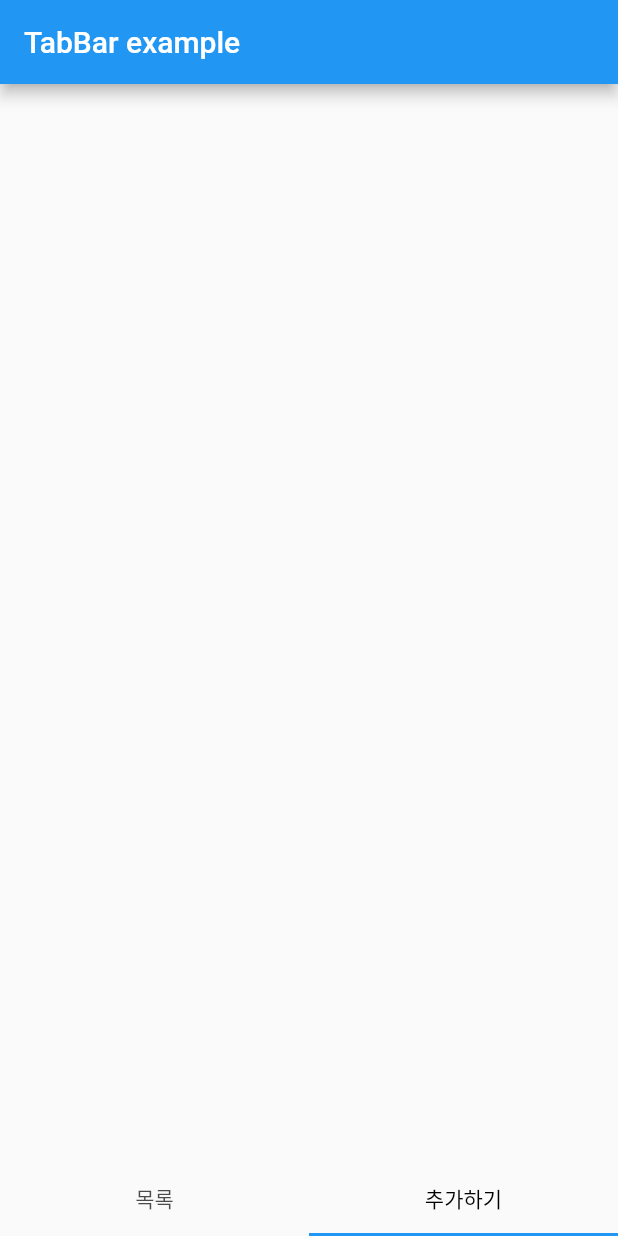
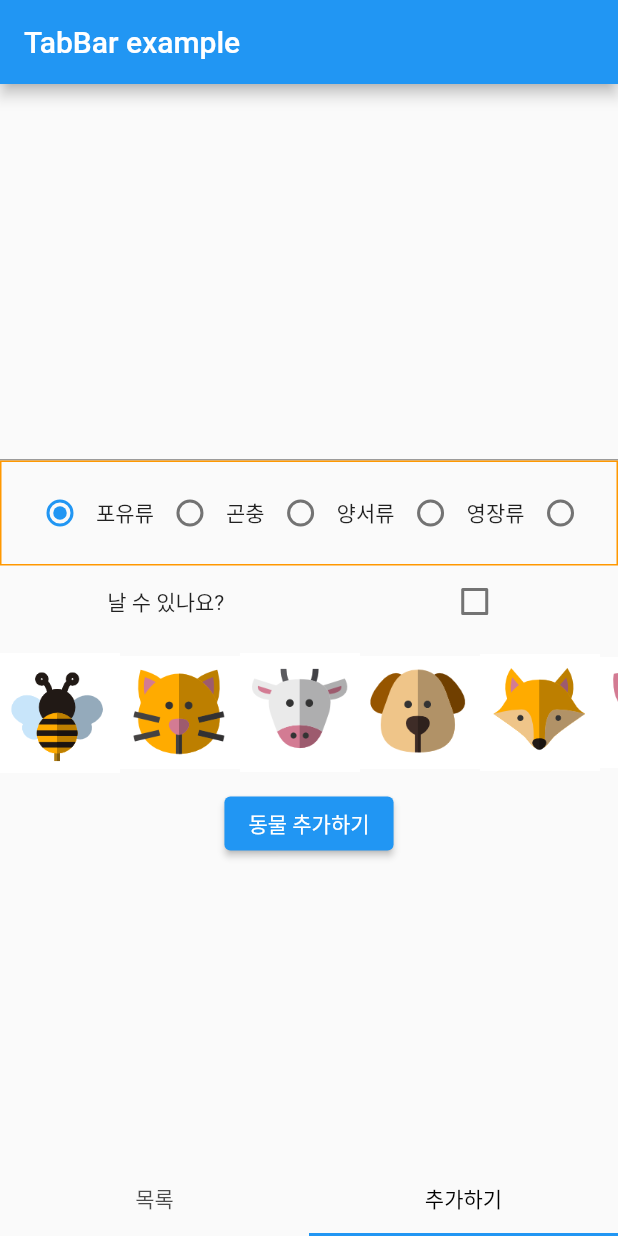
Before and after one commit to ssdd33/doit_flutter_practice, a Flutter app: the screen it shows after launch, tab 2 chosen, on a phone screen of 412 x 824 dp. Run offline on Flutter 3.47's test engine with Material 2 defaults, Android fonts, the phone set to English and light mode, and no system bars.

Commit message:
listView : 동물 추가하기 페이지 생성, secondPage에 widget 업데이트 안되는 문제 해결

```diff
--- a/lib/sub/firstPage.dart
+++ b/lib/sub/firstPage.dart
@@ -27,7 +27,8 @@ class FirstApp extends StatelessWidget {
                   content:Text(
                     '이 동물은 ${list![position].kind}입니다',
                     style:TextStyle(fontSize:30.0),
-                  )
+                  ),
+                  actions: [ElevatedButton(onPressed: (){Navigator.of(context).pop();}, child: Text('확인'))],
                 );
 
                 showDialog(context: context, builder: (BuildContext context)=> dialog);
--- a/lib/sub/secondPage.dart
+++ b/lib/sub/secondPage.dart
@@ -1,12 +1,146 @@
 import 'package:flutter/material.dart';
 import 'package:doit_flutter_practice/animalItem.dart';
 
-class SecondApp extends StatelessWidget {
-  final List<Animal>? list;
+class SecondApp extends StatefulWidget {
+  List<Animal>? list;
 
-  SecondApp({Key?key, this.list}):super(key:key);
+  SecondApp({Key? key, required this.list}) : super(key: key);
+
+  @override
+  State<SecondApp> createState() => _SecondAppState();
+}
+
+class _SecondAppState extends State<SecondApp> {
+  final nameController = TextEditingController();
+
+  List<String> animalKind = ['포유류', '곤충', '양서류', '영장류', '파충류'];
+  List<Widget> radioFieldItems = List.empty(growable: true);
+  int? _radioValue = 0;
+  bool? flyExist = false;
+  String? _imagePath;
+
+  // build함수 밖에서 선언된 widget은 state변화를 구독하지 못함
+  // @override
+  // void initState() {
+  //   super.initState();
+  //   radioFieldItems = animalKind.asMap().entries.map((entry) {
+  //     var index = entry.key;
+  //     var value = entry.value;
+  //
+  //     return Row(
+  //         mainAxisAlignment: MainAxisAlignment.center,
+  //         crossAxisAlignment: CrossAxisAlignment.center,
+  //         children: [
+  //           Radio(
+  //               value: index, groupValue: _radioValue, onChanged: _radioChange),
+  //           Text(value)
+  //         ]);
+  //   }).toList();
+  // }
+
+
   @override
   Widget build(BuildContext context) {
-    return Container();
+    return Scaffold(
+        body: Container(
+      child: Center(
+        child: Column(
+          mainAxisAlignment: MainAxisAlignment.center,
+          children: <Widget>[
+            TextField(
+              controller: nameController,
+              keyboardType: TextInputType.text,
+              maxLines: 1,
+            ),
+            Container(
+              padding: EdgeInsets.only(left: 15, right: 15),
+              decoration: BoxDecoration(
+                  border: Border.all(width: 1, color: Colors.orange)),
+              height: 70,
+              child: ListView(
+                scrollDirection: Axis.horizontal,
+                children: animalKind.asMap().entries.map((entry) {
+                  var index = entry.key;
+                  var value = entry.value;
+
+                  return Row(
+                      mainAxisAlignment: MainAxisAlignment.center,
+                      crossAxisAlignment: CrossAxisAlignment.center,
+                      children: [
+                        Radio(
+                            value: index, groupValue: _radioValue, onChanged: _radioChange),
+                        Text(value)
+                      ]);
+                }).toList(),
+              ),
+            ),
+
+            Row(
+              mainAxisAlignment: MainAxisAlignment.spaceAround,
+              children: <Widget>[
+                Text('날 수 있나요?'),
+                Checkbox(
+                  value: flyExist,
+                  onChanged: (bool? check) {
+                    setState(() {
+                      flyExist = check;
+                    });
+                  },
+                )
+              ],
+            ),
+            Container(
+                height: 100,
+                child: ListView(
+                    scrollDirection: Axis.horizontal,
+                    children: widget.list!.map((animal) {
+                      return GestureDetector(
+                          child: Image.asset(animal.imagePath!, width: 80),
+                          onTap: () {
+                            setState(() {
+                              _imagePath = animal.imagePath;
+                            });
+                          });
+                    }).toList())),
+            ElevatedButton(
+                onPressed: () {
+                  var animal = Animal(
+                    animalName: nameController.value.text,
+                    kind: getKind(_radioValue),
+                    imagePath: _imagePath,
+                    flyExist: flyExist,
+                  );
+                  AlertDialog dialog = AlertDialog(
+                    title: Text('동물 추가하기'),
+                    content: Text('이 동물은 ${nameController.value.text}입니다'),
+                    actions: [
+                      ElevatedButton(
+                          onPressed: () {
+                            setState(() {
+                              widget.list!.add(animal);
+                            });
+                            Navigator.of(context).pop();
+                          },
+                          child: Text('추가하기'))
+                    ],
+                  );
+                  showDialog(context: context, builder: (context) => dialog);
+                },
+                child: Text('동물 추가하기'))
+          ],
+        ),
+      ),
+    ));
+  }
+
+  _radioChange(int? value) {
+    print(value);
+    setState(() {
+      _radioValue = value;
+    });
+  }
+
+  getKind(int? value) {
+    return animalKind[value!];
   }
 }
```
Also changed, not shown: lib/main.dart (+34 -34 lines).
